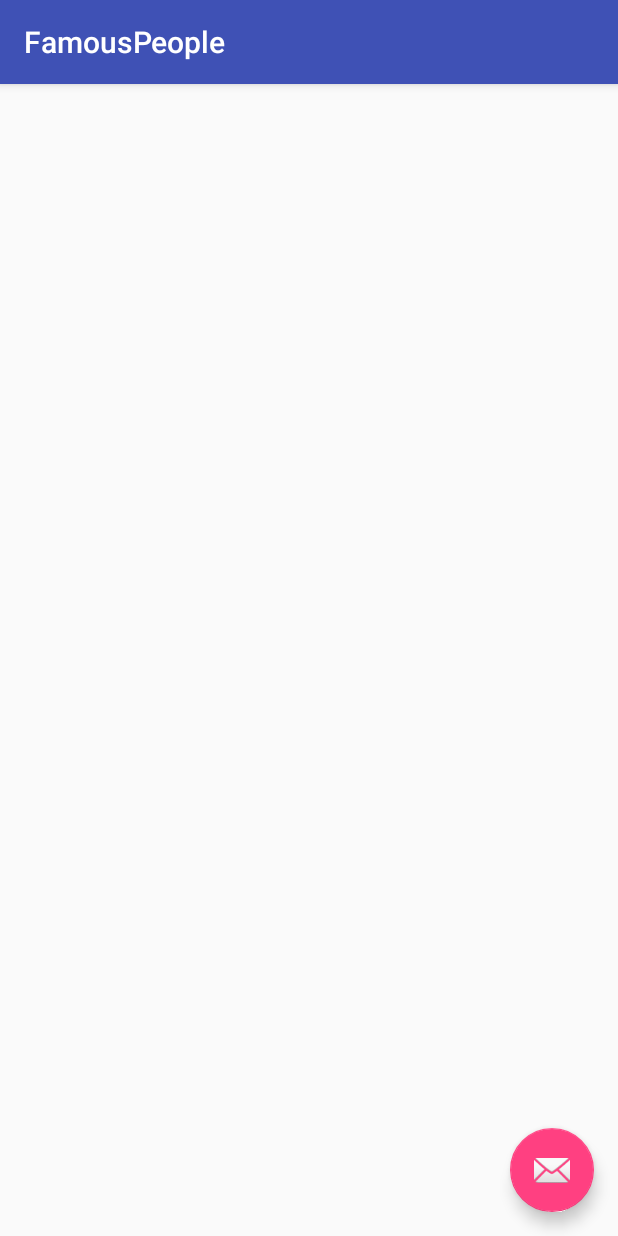
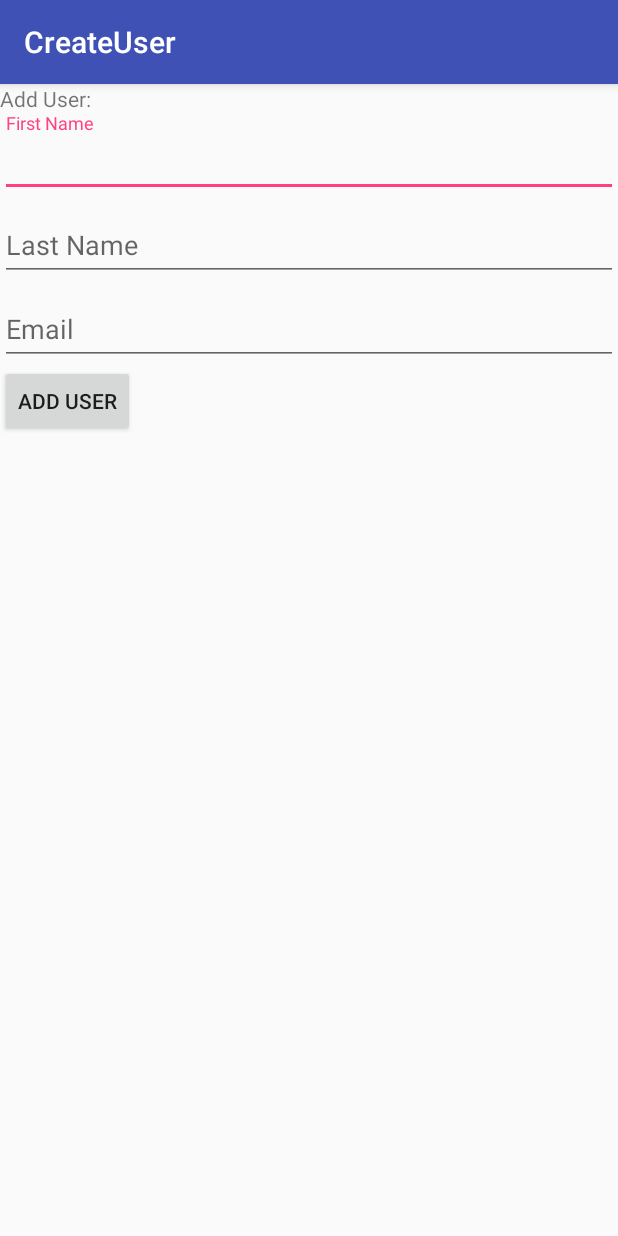
Before and after one commit to jitendrabhuyan/FamousPeople, an Android app: the screen it shows after launch (MainActivity before the commit, CreateUser after it), after a tap on an icon or button, on a phone screen of 412 x 824 dp. Run offline under Robolectric (Android 15) with nearby library versions, the phone set to English and light mode, and no system bars.

Commit message:
adding user page

```diff
--- a/app/src/main/AndroidManifest.xml
+++ b/app/src/main/AndroidManifest.xml
@@ -19,6 +19,10 @@
                 <category android:name="android.intent.category.LAUNCHER" />
             </intent-filter>
         </activity>
+        <activity
+            android:name=".CreateUser"
+            android:label="@string/title_activity_create_user"
+            android:theme="@style/AppTheme.NoActionBar"></activity>
     </application>
 
 </manifest>
--- /dev/null
+++ b/app/src/main/java/app/demo/com/famouspeople/CreateUser.java
@@ -0,0 +1,42 @@
+package app.demo.com.famouspeople;
+
+import android.os.Bundle;
+import android.support.design.widget.FloatingActionButton;
+import android.support.design.widget.Snackbar;
+import android.support.v7.app.AppCompatActivity;
+import android.support.v7.widget.Toolbar;
+import android.util.Log;
+import android.view.View;
+import android.widget.Button;
+import android.widget.EditText;
+
+public class CreateUser extends AppCompatActivity {
+
+    private static final String TAG = CreateUser.class.getName();
+    EditText firstName;
+    EditText lastName;
+    EditText email;
+    Button saveUser;
+
+    @Override
+    protected void onCreate(Bundle savedInstanceState) {
+        super.onCreate(savedInstanceState);
+        setContentView(R.layout.create_user);
+        Toolbar toolbar = (Toolbar) findViewById(R.id.toolbar);
+        setSupportActionBar(toolbar);
+
+        firstName = findViewById(R.id.first_name);
+        lastName = findViewById(R.id.last_name);
+        email = findViewById(R.id.email_id);
+        saveUser = findViewById(R.id.add_user_button);
+        saveUser.setOnClickListener(new View.OnClickListener(){
+            @Override
+            public void onClick(View view) {
+                Log.d(TAG,firstName.getText().toString());
+            }
+        });
+
+
+    }
+
+}
--- a/app/src/main/java/app/demo/com/famouspeople/MainActivity.java
+++ b/app/src/main/java/app/demo/com/famouspeople/MainActivity.java
@@ -1,5 +1,6 @@
 package app.demo.com.famouspeople;
 
+import android.content.Intent;
 import android.os.Bundle;
 import android.support.design.widget.FloatingActionButton;
 import android.support.design.widget.Snackbar;
@@ -27,6 +28,7 @@ public class MainActivity extends AppCompatActivity {
             @Override
             public void onClick(View view) {
                 Log.d(TAG,"floating action button clicked");
+                startActivity(new Intent(MainActivity.this,CreateUser.class));
             }
         });
 
--- /dev/null
+++ b/app/src/main/res/layout/content_create_user.xml
@@ -0,0 +1,58 @@
+<?xml version="1.0" encoding="utf-8"?>
+<LinearLayout xmlns:android="http://schemas.android.com/apk/res/android"
+    xmlns:app="http://schemas.android.com/apk/res-auto"
+    xmlns:tools="http://schemas.android.com/tools"
+    android:layout_width="match_parent"
+    android:layout_height="match_parent"
+    app:layout_behavior="@string/appbar_scrolling_view_behavior"
+    tools:context=".CreateUser"
+    tools:showIn="@layout/create_user"
+    android:orientation="vertical">
+
+    <TextView
+        android:text="Add User:"
+        android:layout_width="wrap_content"
+        android:layout_height="wrap_content" />
+
+    <android.support.design.widget.TextInputLayout
+        android:layout_width="match_parent"
+        android:layout_height="wrap_content">
+
+        <android.support.design.widget.TextInputEditText
+            android:id="@+id/first_name"
+            android:hint="First Name"
+            android:layout_width="match_parent"
+            android:layout_height="wrap_content" />
+
+    </android.support.design.widget.TextInputLayout>
+
+    <android.support.design.widget.TextInputLayout
+        android:layout_width="match_parent"
+        android:layout_height="wrap_content">
+
+        <android.support.design.widget.TextInputEditText
+            android:id="@+id/last_name"
+            android:hint="Last Name"
+            android:layout_width="match_parent"
+            android:layout_height="wrap_content" />
+
+    </android.support.design.widget.TextInputLayout>
+
+    <android.support.design.widget.TextInputLayout
+        android:layout_width="match_parent"
+        android:layout_height="wrap_content">
+
+        <android.support.design.widget.TextInputEditText
+            android:id="@+id/email_id"
+            android:hint="Email"
+            android:layout_width="match_parent"
+            android:layout_height="wrap_content" />
+    </android.support.design.widget.TextInputLayout>
+
+    <Button
+        android:text="ADD USER"
+        android:id="@+id/add_user_button"
+        android:layout_width="wrap_content"
+        android:layout_height="wrap_content" />
+
+</LinearLayout>
--- /dev/null
+++ b/app/src/main/res/layout/create_user.xml
@@ -0,0 +1,27 @@
+<?xml version="1.0" encoding="utf-8"?>
+<android.support.design.widget.CoordinatorLayout xmlns:android="http://schemas.android.com/apk/res/android"
+    xmlns:app="http://schemas.android.com/apk/res-auto"
+    xmlns:tools="http://schemas.android.com/tools"
+    android:layout_width="match_parent"
+    android:layout_height="match_parent"
+    tools:context=".CreateUser">
+
+    <android.support.design.widget.AppBarLayout
+        android:layout_width="match_parent"
+        android:layout_height="wrap_content"
+        android:theme="@style/AppTheme.AppBarOverlay">
+
+        <android.support.v7.widget.Toolbar
+            android:id="@+id/toolbar"
+            android:layout_width="match_parent"
+            android:layout_height="?attr/actionBarSize"
+            android:background="?attr/colorPrimary"
+            app:popupTheme="@style/AppTheme.PopupOverlay" />
+
+    </android.support.design.widget.AppBarLayout>
+
+    <include layout="@layout/content_create_user" />
+
+
+
+</android.support.design.widget.CoordinatorLayout>
--- a/app/src/main/res/values/strings.xml
+++ b/app/src/main/res/values/strings.xml
@@ -1,4 +1,5 @@
 <resources>
     <string name="app_name">FamousPeople</string>
     <string name="action_settings">Settings</string>
+    <string name="title_activity_create_user">CreateUser</string>
 </resources>
```
